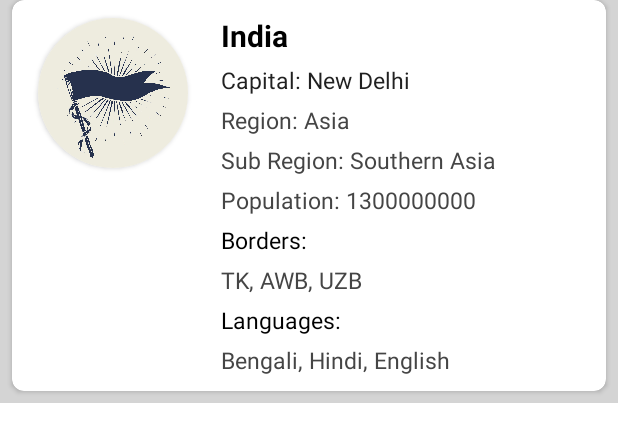
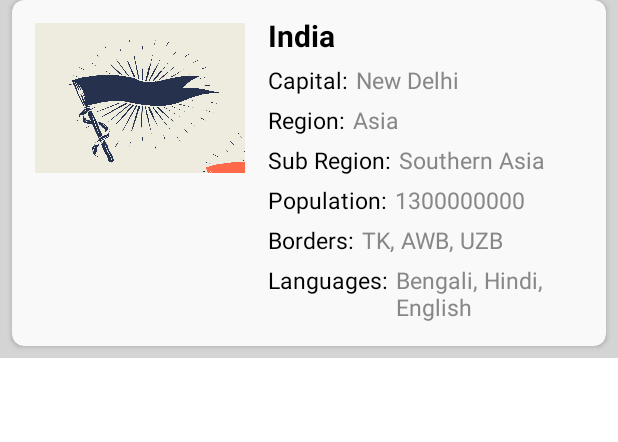
Before and after one commit to Prajata22/Miskaa_Assignment, an Android app: the layout layout_items.xml on its own in the app's theme, with its tools: preview values and no code run, on a phone screen of 412 x 824 dp. Shown: the top 442 px of the screen. Run offline under Robolectric (Android 15) with nearby library versions, the phone set to English and light mode, and no system bars.

Commit message:
Third Commit

```diff
--- a/app/src/main/java/com/applex/miskaa_assignment/Activities/MainActivity.java
+++ b/app/src/main/java/com/applex/miskaa_assignment/Activities/MainActivity.java
@@ -36,7 +36,7 @@ public class MainActivity extends AppCompatActivity {
     private ExtendedFloatingActionButton delete;
     private ShimmerFrameLayout shimmerFrameLayout;
     private CoordinatorLayout main_layout;
-    private List<CountryModel> countryModelArrayList = new ArrayList<>();
+    private List<CountryModel> countryModelArrayList;
     private RoomDatabase database;
     private IntroPref introPref;
     private RecyclerAdapter adapter;
@@ -48,6 +48,7 @@ public class MainActivity extends AppCompatActivity {
 
         introPref = new IntroPref(this);
         database = RoomDatabase.getInstance(this);
+        countryModelArrayList = new ArrayList<>();
 
         error = findViewById(R.id.error);
         delete = findViewById(R.id.delete);
@@ -84,7 +85,6 @@ public class MainActivity extends AppCompatActivity {
                 .setColorSchemeColors(getResources().getColor(R.color.purple_500),
                  getResources().getColor(R.color.purple_700));
         swipeRefreshLayout.setOnRefreshListener(() -> {
-            swipeRefreshLayout.setRefreshing(true);
             if(introPref.isFirstTimeLaunch()) {
                 if(((ConnectivityManager) getSystemService(Context.CONNECTIVITY_SERVICE)).getActiveNetworkInfo() == null) {
                     recyclerView.setVisibility(View.GONE);
--- a/app/src/main/res/layout/activity_main.xml
+++ b/app/src/main/res/layout/activity_main.xml
@@ -42,10 +42,6 @@
                     android:layout_height="wrap_content"
                     android:orientation="vertical">
 
-                    <include layout="@layout/layout_shimmer" />
-                    <include layout="@layout/layout_shimmer" />
-                    <include layout="@layout/layout_shimmer" />
-                    <include layout="@layout/layout_shimmer" />
                     <include layout="@layout/layout_shimmer" />
                     <include layout="@layout/layout_shimmer" />
                     <include layout="@layout/layout_shimmer" />
--- a/app/src/main/res/layout/layout_items.xml
+++ b/app/src/main/res/layout/layout_items.xml
@@ -11,7 +11,7 @@
         android:layout_height="wrap_content"
         android:orientation="horizontal"
         app:cardCornerRadius="8dp"
-        app:cardBackgroundColor="@color/white"
+        app:cardBackgroundColor="@color/very_light_grey"
         android:layout_marginHorizontal="8dp"
         android:layout_marginBottom="8dp"
         android:elevation="5dp">
@@ -19,28 +19,21 @@
         <LinearLayout
             android:layout_width="match_parent"
             android:layout_height="match_parent"
-            android:orientation="horizontal">
+            android:orientation="horizontal"
+            android:layout_margin="15dp">
 
             <LinearLayout
                 android:layout_width="wrap_content"
                 android:layout_height="match_parent"
-                android:layout_marginStart="5dp">
-
-                <androidx.cardview.widget.CardView
-                    android:layout_width="100dp"
-                    android:layout_height="100dp"
-                    android:layout_margin="12dp"
-                    app:cardCornerRadius="50dp">
+                android:layout_marginEnd="15dp">
 
                 <ImageView
                     android:id="@+id/flag"
-                        android:layout_width="match_parent"
-                        android:layout_height="match_parent"
+                    android:layout_width="140dp"
+                    android:layout_height="100dp"
                     android:src="@drawable/flag"
-                        android:scaleType="centerCrop"
+                    android:scaleType="fitXY"
                     android:contentDescription="@string/flag" />
-
-                </androidx.cardview.widget.CardView>
 
             </LinearLayout>
 
@@ -48,101 +41,166 @@
                 android:layout_width="match_parent"
                 android:layout_height="match_parent"
                 android:orientation="vertical"
-                android:layout_marginEnd="10dp">
+                android:layout_marginTop="-5dp">
 
                 <TextView
                     android:id="@+id/country_name"
                     android:layout_width="match_parent"
                     android:layout_height="wrap_content"
-                    android:ellipsize="end"
-                    android:maxLines="2"
-                    android:paddingHorizontal="10dp"
-                    android:paddingTop="10dp"
                     android:text="@string/india"
                     android:textColor="@color/black"
                     android:textStyle="bold"
                     android:textSize="20sp" />
 
+                <LinearLayout
+                    android:id="@+id/capital_layout"
+                    android:layout_width="match_parent"
+                    android:layout_height="wrap_content"
+                    android:orientation="horizontal"
+                    android:layout_marginTop="5dp">
+
+                    <TextView
+                        android:layout_width="wrap_content"
+                        android:layout_height="wrap_content"
+                        android:text="@string/capital"
+                        android:textColor="@color/black"
+                        android:textSize="15sp" />
+
                     <TextView
                         android:id="@+id/capital"
+                        android:layout_width="wrap_content"
+                        android:layout_height="wrap_content"
+                        android:text="@string/capital_new_delhi"
+                        android:textColor="@color/dark_grey"
+                        android:layout_marginStart="5dp"
+                        android:textSize="15sp" />
+
+                </LinearLayout>
+
+                <LinearLayout
+                    android:id="@+id/region_layout"
                     android:layout_width="match_parent"
                     android:layout_height="wrap_content"
-                    android:text="@string/capital_new_delhi"
-                    android:paddingHorizontal="10dp"
-                    android:textColor="@color/light_black"
-                    android:paddingTop="5dp"
+                    android:orientation="horizontal"
+                    android:layout_marginTop="5dp">
+
+                    <TextView
+                        android:layout_width="wrap_content"
+                        android:layout_height="wrap_content"
+                        android:text="@string/region"
+                        android:textColor="@color/black"
                         android:textSize="15sp" />
 
                     <TextView
                         android:id="@+id/region"
+                        android:layout_width="wrap_content"
+                        android:layout_height="wrap_content"
+                        android:text="@string/region_asia"
+                        android:textColor="@color/dark_grey"
+                        android:layout_marginStart="5dp"
+                        android:textSize="15sp" />
+
+                </LinearLayout>
+
+                <LinearLayout
+                    android:id="@+id/sub_region_layout"
                     android:layout_width="match_parent"
                     android:layout_height="wrap_content"
-                    android:text="@string/region_asia"
-                    android:paddingHorizontal="10dp"
-                    android:textColor="@color/grey_black"
-                    android:paddingTop="5dp"
+                    android:orientation="horizontal"
+                    android:layout_marginTop="5dp">
+
+                    <TextView
+                        android:layout_width="wrap_content"
+                        android:layout_height="wrap_content"
+                        android:text="@string/sub_region"
+                        android:textColor="@color/black"
                         android:textSize="15sp" />
 
                     <TextView
                         android:id="@+id/sub_region"
+                        android:layout_width="wrap_content"
+                        android:layout_height="wrap_content"
+                        android:text="@string/sub_region_southern_asia"
+                        android:textColor="@color/dark_grey"
+                        android:layout_marginStart="5dp"
+                        android:textSize="15sp" />
+
+                </LinearLayout>
+
+                <LinearLayout
+                    android:id="@+id/population_layout"
                     android:layout_width="match_parent"
                     android:layout_height="wrap_content"
-                    android:text="@string/sub_region_southern_asia"
-                    android:paddingHorizontal="10dp"
-                    android:textColor="@color/grey_black"
-                    android:paddingTop="5dp"
+                    android:orientation="horizontal"
+                    android:layout_marginTop="5dp">
+
+                    <TextView
+                        android:layout_width="wrap_content"
+                        android:layout_height="wrap_content"
+                        android:text="@string/population"
+                        android:textColor="@color/black"
                         android:textSize="15sp" />
 
                     <TextView
                         android:id="@+id/population"
+                        android:layout_width="wrap_content"
+                        android:layout_height="wrap_content"
+                        android:text="@string/population_1300000000"
+                        android:textColor="@color/dark_grey"
+                        android:layout_marginStart="5dp"
+                        android:textSize="15sp" />
+
+                </LinearLayout>
+
+                <LinearLayout
+                    android:id="@+id/borders_layout"
                     android:layout_width="match_parent"
                     android:layout_height="wrap_content"
-                    android:text="@string/population_1300000000"
-                    android:paddingHorizontal="10dp"
-                    android:textColor="@color/grey_black"
-                    android:paddingTop="5dp"
-                    android:textSize="15sp" />
+                    android:orientation="horizontal"
+                    android:layout_marginTop="5dp">
 
                     <TextView
-                    android:id="@+id/bordersHeader"
-                    android:layout_width="match_parent"
+                        android:layout_width="wrap_content"
                         android:layout_height="wrap_content"
                         android:text="@string/bordersHeader"
-                    android:paddingHorizontal="10dp"
                         android:textColor="@color/black"
-                    android:paddingTop="5dp"
                         android:textSize="15sp" />
 
                     <TextView
                         android:id="@+id/borders"
+                        android:layout_width="wrap_content"
+                        android:layout_height="wrap_content"
+                        android:text="@string/borders"
+                        android:textColor="@color/dark_grey"
+                        android:layout_marginStart="5dp"
+                        android:textSize="15sp" />
+
+                </LinearLayout>
+
+                <LinearLayout
+                    android:id="@+id/languages_layout"
                     android:layout_width="match_parent"
                     android:layout_height="wrap_content"
-                    android:text="@string/borders"
-                    android:paddingHorizontal="10dp"
-                    android:textColor="@color/grey_black"
-                    android:paddingTop="5dp"
-                    android:textSize="15sp" />
+                    android:orientation="horizontal"
+                    android:layout_marginTop="5dp">
 
                     <TextView
-                    android:id="@+id/languagesHeader"
-                    android:layout_width="match_parent"
+                        android:layout_width="wrap_content"
                         android:layout_height="wrap_content"
                         android:text="@string/languagesHeader"
-                    android:paddingHorizontal="10dp"
                         android:textColor="@color/black"
-                    android:paddingTop="5dp"
                         android:textSize="15sp" />
 
                     <TextView
                         android:id="@+id/languages"
-                    android:layout_width="match_parent"
+                        android:layout_width="wrap_content"
                         android:layout_height="wrap_content"
                         android:text="@string/languages"
-                    android:paddingHorizontal="10dp"
-                    android:textColor="@color/grey_black"
-                    android:paddingTop="5dp"
-                    android:textSize="15sp"
-                    android:layout_marginBottom="10dp"/>
+                        android:textColor="@color/dark_grey"
+                        android:layout_marginStart="5dp"
+                        android:textSize="15sp" />
+
+                </LinearLayout>
 
             </LinearLayout>
 
--- a/app/src/main/res/values/colors.xml
+++ b/app/src/main/res/values/colors.xml
@@ -9,8 +9,9 @@
     <color name="light_black">#212121</color>
     <color name="transparent_light_black">#55212121</color>
     <color name="light_grey">#F2F2F2</color>
+    <color name="very_light_grey">#F9F9F9</color>
     <color name="grey">#D4D4D4</color>
-    <color name="dark_grey">#A2A2A2</color>
+    <color name="dark_grey">#878787</color>
     <color name="grey_black">#454545</color>
     <color name="white">#FFFFFFFF</color>
     <color name="colorPrimary">#0072B1</color>
--- a/app/src/main/res/values/strings.xml
+++ b/app/src/main/res/values/strings.xml
@@ -1,16 +1,20 @@
 <resources>
     <string name="app_name">Miskaa_Assignment</string>
     <string name="india">India</string>
-    <string name="capital_new_delhi">Capital: New Delhi</string>
-    <string name="region_asia">Region: Asia</string>
-    <string name="sub_region_southern_asia">Sub Region: Southern Asia</string>
+    <string name="capital_new_delhi">New Delhi</string>
+    <string name="region_asia">Asia</string>
+    <string name="sub_region_southern_asia">Southern Asia</string>
     <string name="bordersHeader">Borders:</string>
     <string name="borders">TK, AWB, UZB</string>
     <string name="languagesHeader">Languages:</string>
     <string name="languages">Bengali, Hindi, English</string>
-    <string name="population_1300000000">Population: 1300000000</string>
+    <string name="population_1300000000">1300000000</string>
     <string name="delete_all">Delete All</string>
     <string name="flag">flag</string>
     <string name="from">from</string>
     <string name="prajata_samanta">Prajata Samanta</string>
+    <string name="capital">Capital:</string>
+    <string name="region">Region:</string>
+    <string name="sub_region">Sub Region:</string>
+    <string name="population">Population:</string>
 </resources>
```
Also changed, not shown: app/src/main/java/com/applex/miskaa_assignment/Adapters/RecyclerAdapter.java (+23 -14 lines), app/src/main/res/layout/layout_shimmer.xml (+22 -24 lines). Lines whose indentation alone changed are shown as unchanged.
